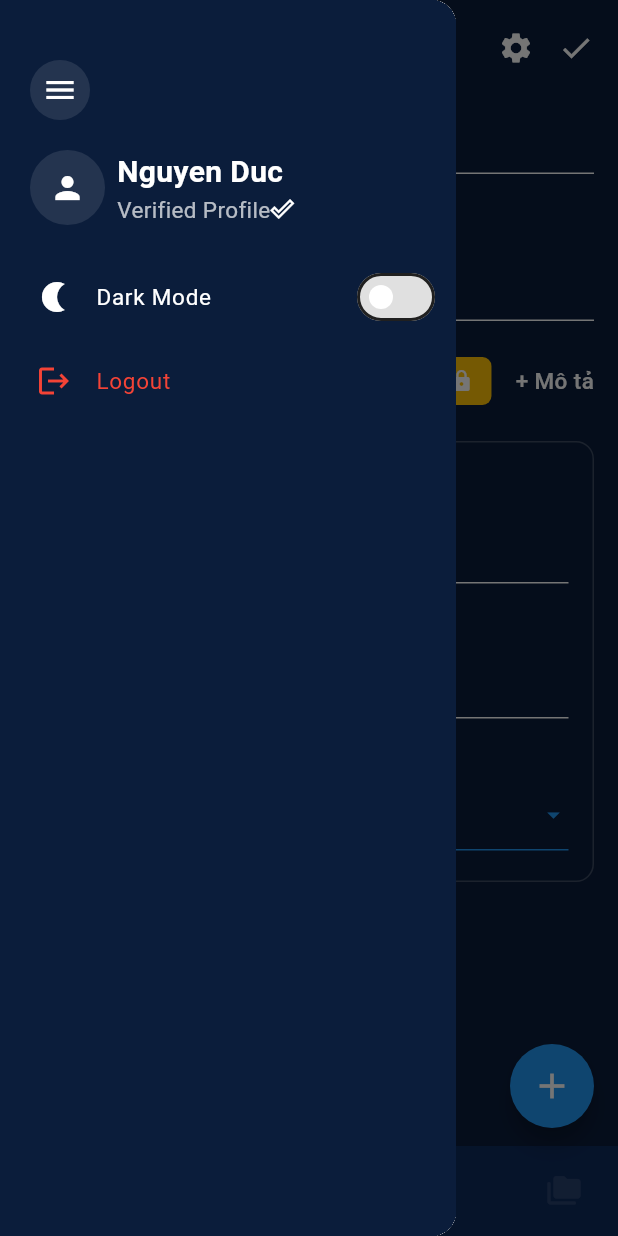
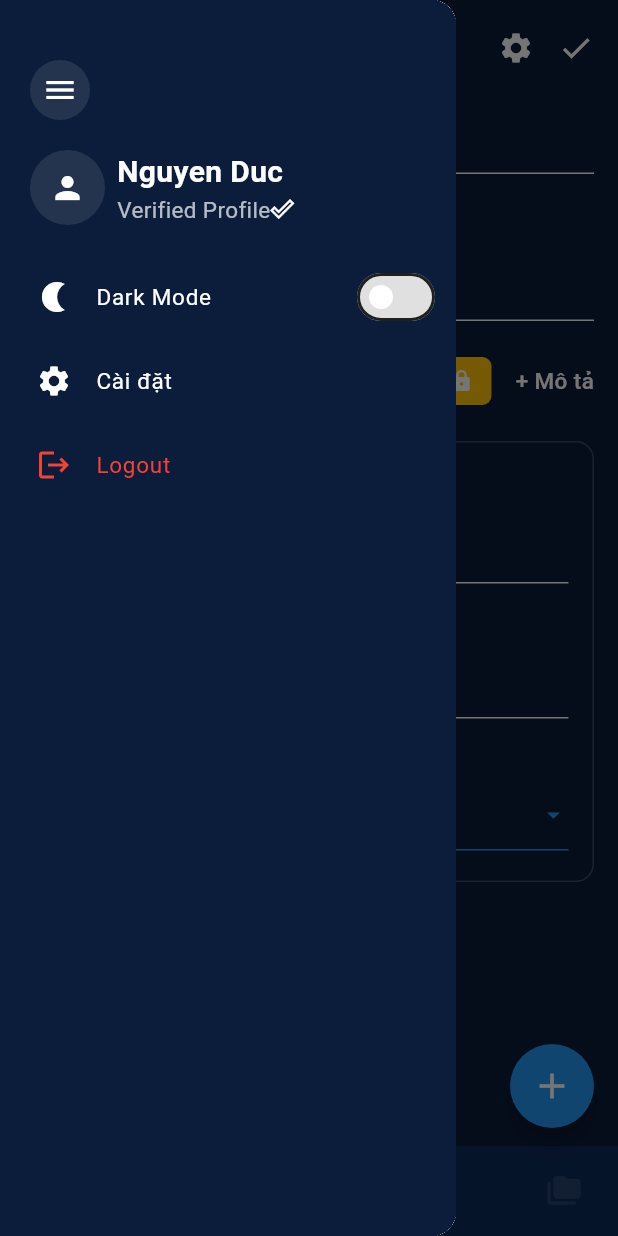
Before and after one commit to NguyenMinhDuc163/Card-Mind, a Flutter app: the screen it shows after launch, item 2 of the bottom bar chosen, with the side drawer open, on a phone screen of 412 x 824 dp. Run offline on Flutter 3.47's test engine with Material 3 defaults, Android fonts, the phone set to English and light mode, and no system bars; drawn by our look-alikes of salomon_bottom_bar; our stand-ins replace cached_network_image, connectivity_plus, device_preview_plus, dio, easy_localization, envied and 10 more; missing offline and left inert: curl_logger_dio_interceptor, sp_util; accounts and stored records are empty.

Commit message:
update code drawer

```diff
--- a/lib/core/widgets/drawer_widget.dart
+++ b/lib/core/widgets/drawer_widget.dart
@@ -58,6 +58,16 @@ class DrawerWidget extends StatelessWidget {
                   child: SwitchBottomWidget(onChanged: (value) {}),
                 ),
               ],
+            ),
+            _buildDrawerItem(
+              context,
+              icon: Icon(Icons.settings, color: Colors.white),
+              title: 'Cài đặt'.tr(),
+              iconColor: Colors.white,
+              textStyle: AppTextStyles.textContent2.copyWith(color: Colors.white),
+              onTap: () async {
+                print("Logout");
+              },
             ),
             _buildDrawerItem(
               context,
```
